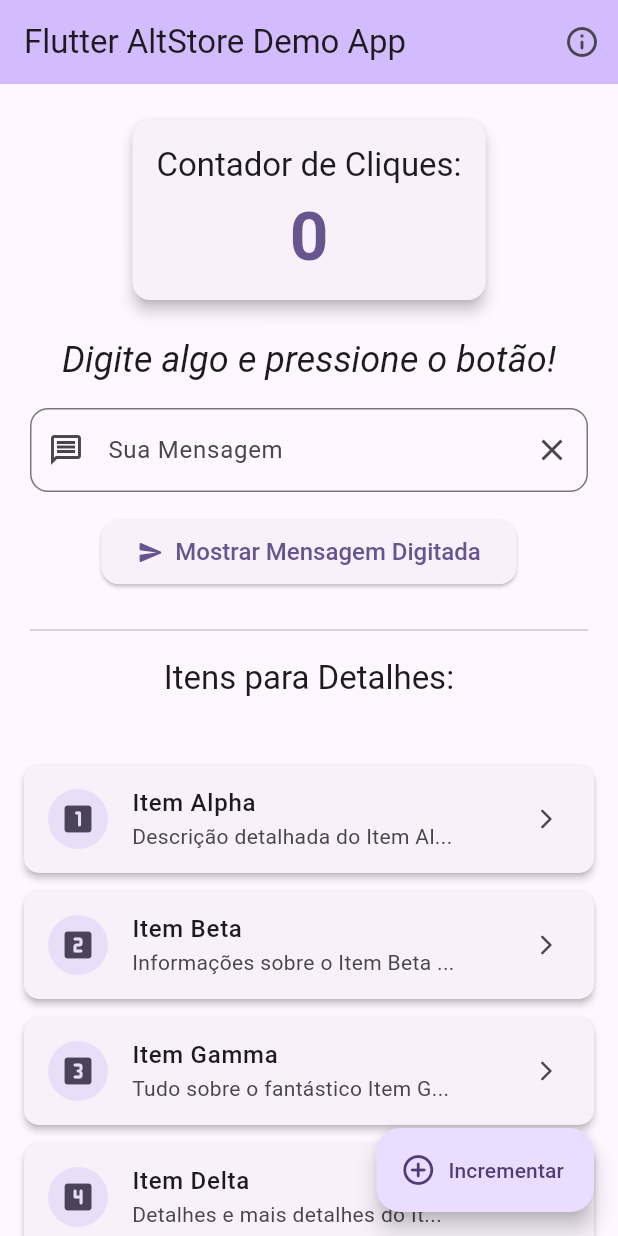
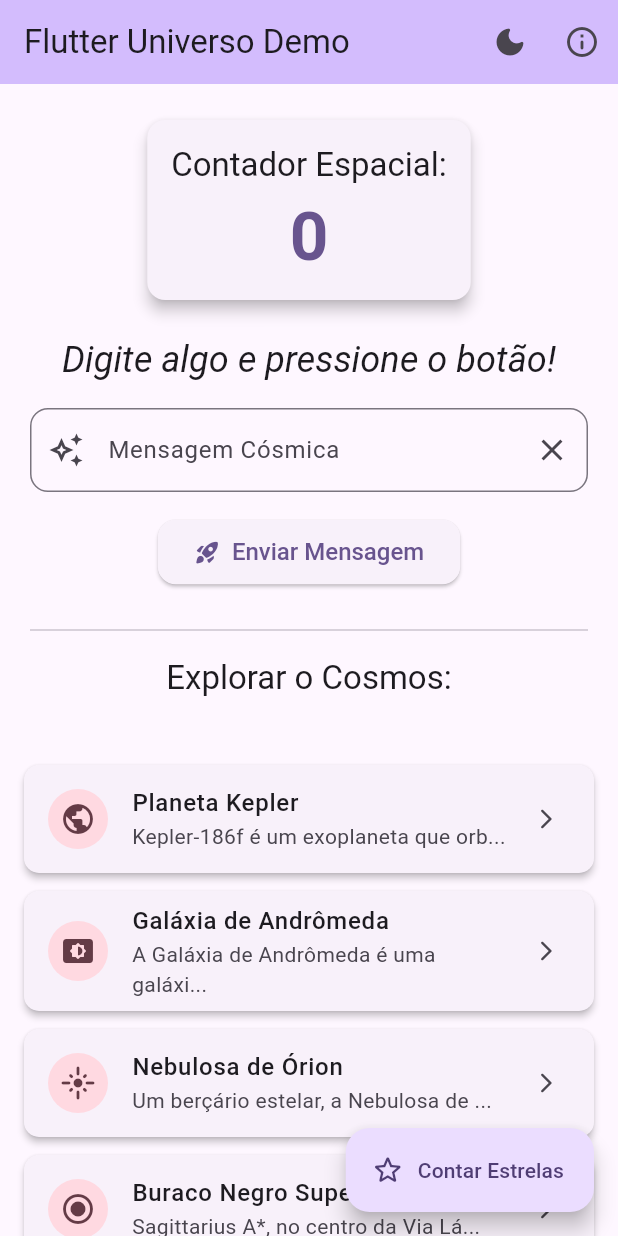
Before and after one commit to JheymersonLA/hello-ios-flutter, a Flutter app: the screen it shows after launch, on a phone screen of 412 x 824 dp. Run offline on Flutter 3.47's test engine with Material 3 defaults, Android fonts, the phone set to English and light mode, and no system bars.

Commit message:
Ataualizaçãooooo

```diff
--- a/lib/main.dart
+++ b/lib/main.dart
@@ -1,6 +1,6 @@
 import 'package:flutter/material.dart';
 
-// Modelo simples para nossos itens da lista
+// Modelo simples para nossos itens da lista (mantido)
 class ListItem {
   final String id;
   final String title;
@@ -19,26 +19,64 @@ void main() {
   runApp(const MyApp());
 }
 
-class MyApp extends StatelessWidget {
+// MyApp agora é StatefulWidget para gerenciar o tema
+class MyApp extends StatefulWidget {
   const MyApp({super.key});
+
+  @override
+  State<MyApp> createState() => _MyAppState();
+}
+
+class _MyAppState extends State<MyApp> {
+  ThemeMode _themeMode = ThemeMode.system; // Padrão para o tema do sistema
+
+  // Método para alternar o tema
+  void _toggleTheme(ThemeMode themeMode) {
+    setState(() {
+      _themeMode = themeMode;
+    });
+  }
 
   @override
   Widget build(BuildContext context) {
     return MaterialApp(
       title: 'Flutter AltStore App Demo',
-      theme: ThemeData(
-        colorScheme: ColorScheme.fromSeed(seedColor: Colors.deepPurple),
+      theme: ThemeData( // Tema Claro
+        colorScheme: ColorScheme.fromSeed(
+          seedColor: Colors.deepPurple,
+          brightness: Brightness.light,
+        ),
         useMaterial3: true,
         visualDensity: VisualDensity.adaptivePlatformDensity,
       ),
-      home: const MyHomePage(),
+      darkTheme: ThemeData( // Tema Escuro
+        colorScheme: ColorScheme.fromSeed(
+          seedColor: Colors.deepPurple,
+          brightness: Brightness.dark, // Define que este é um tema escuro
+        ),
+        useMaterial3: true,
+        visualDensity: VisualDensity.adaptivePlatformDensity,
+      ),
+      themeMode: _themeMode, // Controla qual tema está ativo
+      home: MyHomePage(
+        // Passando a função de toggle e o modo atual para MyHomePage
+        onThemeModeChanged: _toggleTheme,
+        currentThemeMode: _themeMode,
+      ),
       debugShowCheckedModeBanner: false,
     );
   }
 }
 
 class MyHomePage extends StatefulWidget {
-  const MyHomePage({super.key});
+  final Function(ThemeMode) onThemeModeChanged;
+  final ThemeMode currentThemeMode;
+
+  const MyHomePage({
+    super.key,
+    required this.onThemeModeChanged,
+    required this.currentThemeMode,
+  });
 
   @override
   State<MyHomePage> createState() => _MyHomePageState();
@@ -49,12 +87,11 @@ class _MyHomePageState extends State<MyHomePage> {
   final TextEditingController _textController = TextEditingController();
   String _displayText = 'Digite algo e pressione o botão!';
 
-  // Lista de itens de exemplo
   final List<ListItem> _items = [
-    ListItem(id: '1', title: 'Item Alpha', description: 'Descrição detalhada do Item Alpha.', icon: Icons.looks_one_rounded),
-    ListItem(id: '2', title: 'Item Beta', description: 'Informações sobre o Item Beta aqui.', icon: Icons.looks_two_rounded),
-    ListItem(id: '3', title: 'Item Gamma', description: 'Tudo sobre o fantástico Item Gamma.', icon: Icons.looks_3_rounded),
-    ListItem(id: '4', title: 'Item Delta', description: 'Detalhes e mais detalhes do Item Delta.', icon: Icons.looks_4_rounded),
+    ListItem(id: '1', title: 'Planeta Kepler', description: 'Kepler-186f é um exoplaneta que orbita a estrela anã vermelha Kepler-186, a cerca de 500 anos-luz da Terra.', icon: Icons.public_rounded),
+    ListItem(id: '2', title: 'Galáxia de Andrômeda', description: 'A Galáxia de Andrômeda é uma galáxia espiral localizada a cerca de 2,5 milhões de anos-luz de distância da Terra.', icon: Icons.settings_brightness_rounded), // Ícone diferente
+    ListItem(id: '3', title: 'Nebulosa de Órion', description: 'Um berçário estelar, a Nebulosa de Órion é uma das nebulosas difusas mais brilhantes e visíveis a olho nu no céu noturno.', icon: Icons.flare_rounded),
+    ListItem(id: '4', title: 'Buraco Negro Supermassivo', description: 'Sagittarius A*, no centro da Via Láctea, é um exemplo de buraco negro supermassivo.', icon: Icons.radio_button_checked_rounded), // Ícone diferente
   ];
 
   void _incrementCounter() {
@@ -90,11 +127,37 @@ class _MyHomePageState extends State<MyHomePage> {
 
   @override
   Widget build(BuildContext context) {
+    // Determina o ícone do botão de tema com base no modo atual
+    IconData themeIcon;
+    if (widget.currentThemeMode == ThemeMode.light) {
+      themeIcon = Icons.dark_mode_rounded;
+    } else if (widget.currentThemeMode == ThemeMode.dark) {
+      themeIcon = Icons.light_mode_rounded;
+    } else { // ThemeMode.system
+      // Para ThemeMode.system, podemos mostrar um ícone que sugere alternância ou o modo atual do sistema
+      var brightness = MediaQuery.platformBrightnessOf(context);
+      themeIcon = brightness == Brightness.dark ? Icons.light_mode_rounded : Icons.dark_mode_rounded;
+    }
+
     return Scaffold(
       appBar: AppBar(
-        title: const Text('Flutter AltStore Demo App'),
+        title: const Text('Flutter Universo Demo'), // Nome do app alterado
         backgroundColor: Theme.of(context).colorScheme.inversePrimary,
         actions: [
+          IconButton(
+            icon: Icon(themeIcon),
+            tooltip: 'Alternar Tema',
+            onPressed: () {
+              // Lógica para ciclar entre os temas: light -> dark -> system -> light ...
+              if (widget.currentThemeMode == ThemeMode.light) {
+                widget.onThemeModeChanged(ThemeMode.dark);
+              } else if (widget.currentThemeMode == ThemeMode.dark) {
+                widget.onThemeModeChanged(ThemeMode.system);
+              } else {
+                widget.onThemeModeChanged(ThemeMode.light);
+              }
+            },
+          ),
           IconButton(
             icon: const Icon(Icons.info_outline_rounded),
             tooltip: 'Sobre o App',
@@ -104,7 +167,7 @@ class _MyHomePageState extends State<MyHomePage> {
                 builder: (context) => AlertDialog(
                   title: const Text('Sobre este App'),
                   content: const Text(
-                      'Este é um aplicativo Flutter de demonstração para AltStore, com atualizações automáticas via GitHub Actions e uma fonte AltStore personalizada.\n\nFuncionalidades:\n- Contador\n- Campo de Texto\n- Lista de Itens com Navegação para Detalhes'),
+                      'App de demonstração Flutter com tema espacial, atualizações via AltStore e seletor de tema claro/escuro/sistema.'),
                   actions: [
                     TextButton(
                       child: const Text('OK'),
@@ -117,14 +180,12 @@ class _MyHomePageState extends State<MyHomePage> {
           ),
         ],
       ),
-      body: CustomScrollView( // Usando CustomScrollView para combinar diferentes tipos de rolagem
+      body: CustomScrollView(
         slivers: <Widget>[
-          SliverToBoxAdapter( // Para conteúdo não-lista
+          SliverToBoxAdapter(
             child: Padding(
               padding: const EdgeInsets.all(20.0),
               child: Column(
-                mainAxisAlignment: MainAxisAlignment.start,
-                crossAxisAlignment: CrossAxisAlignment.center,
                 children: <Widget>[
                   Card(
                     elevation: 4.0,
@@ -134,9 +195,8 @@ class _MyHomePageState extends State<MyHomePage> {
                       child: Column(
                         children: [
                           Text(
-                            'Contador de Cliques:',
+                            'Contador Espacial:',
                             style: Theme.of(context).textTheme.titleLarge,
-                            textAlign: TextAlign.center,
                           ),
                           const SizedBox(height: 8),
                           Text(
@@ -163,9 +223,9 @@ class _MyHomePageState extends State<MyHomePage> {
                       border: OutlineInputBorder(
                         borderRadius: BorderRadius.circular(12.0),
                       ),
-                      labelText: 'Sua Mensagem',
-                      hintText: 'Escreva algo aqui...',
-                      prefixIcon: const Icon(Icons.message_outlined),
+                      labelText: 'Mensagem Cósmica',
+                      hintText: 'Ex: Olá, Universo!',
+                      prefixIcon: const Icon(Icons.auto_awesome_outlined), // Ícone diferente
                       suffixIcon: IconButton(
                         icon: const Icon(Icons.clear),
                         tooltip: 'Limpar Texto',
@@ -181,8 +241,8 @@ class _MyHomePageState extends State<MyHomePage> {
                   ),
                   const SizedBox(height: 16),
                   ElevatedButton.icon(
-                    icon: const Icon(Icons.send_rounded),
-                    label: const Text('Mostrar Mensagem Digitada'),
+                    icon: const Icon(Icons.rocket_launch_rounded), // Ícone diferente
+                    label: const Text('Enviar Mensagem'),
                     onPressed: _updateDisplayText,
                      style: ElevatedButton.styleFrom(
                       padding: const EdgeInsets.symmetric(horizontal: 24, vertical: 12),
@@ -196,7 +256,7 @@ class _MyHomePageState extends State<MyHomePage> {
                   Divider(thickness: 1, color: Theme.of(context).colorScheme.outlineVariant),
                   const SizedBox(height: 10),
                   Text(
-                    "Itens para Detalhes:",
+                    "Explorar o Cosmos:",
                     style: Theme.of(context).textTheme.titleLarge,
                   ),
                   const SizedBox(height: 10),
@@ -204,7 +264,7 @@ class _MyHomePageState extends State<MyHomePage> {
               ),
             ),
           ),
-          SliverPadding( // Adicionando padding ao redor da lista
+          SliverPadding(
             padding: const EdgeInsets.symmetric(horizontal: 16.0, vertical: 8.0),
             sliver: SliverList(
               delegate: SliverChildBuilderDelegate(
@@ -215,12 +275,15 @@ class _MyHomePageState extends State<MyHomePage> {
                     margin: const EdgeInsets.symmetric(vertical: 6.0),
                     shape: RoundedRectangleBorder(borderRadius: BorderRadius.circular(10.0)),
                     child: ListTile(
-                      leading: CircleAvatar(
-                        backgroundColor: Theme.of(context).colorScheme.secondaryContainer,
-                        child: Icon(item.icon, color: Theme.of(context).colorScheme.onSecondaryContainer),
+                      leading: Hero( // Adicionado Hero aqui também para a transição
+                        tag: 'icon_list_${item.id}',
+                        child: CircleAvatar(
+                          backgroundColor: Theme.of(context).colorScheme.tertiaryContainer,
+                          child: Icon(item.icon, color: Theme.of(context).colorScheme.onTertiaryContainer),
+                        ),
                       ),
                       title: Text(item.title, style: const TextStyle(fontWeight: FontWeight.w500)),
-                      subtitle: Text(item.description.substring(0, (item.description.length > 30 ? 30 : item.description.length)) + "..."), // Pequena prévia
+                      subtitle: Text(item.description.substring(0, (item.description.length > 35 ? 35 : item.description.length)) + "..."),
                       trailing: const Icon(Icons.arrow_forward_ios_rounded, size: 16),
                       onTap: () => _navigateToDetail(context, item),
                     ),
@@ -230,15 +293,15 @@ class _MyHomePageState extends State<MyHomePage> {
               ),
             ),
           ),
-           SliverToBoxAdapter( // Espaço no final
+           SliverToBoxAdapter(
             child: Padding(
               padding: const EdgeInsets.all(20.0),
               child: Row(
                 mainAxisAlignment: MainAxisAlignment.center,
                 children: [
-                  const Icon(Icons.flutter_dash_rounded, size: 30, color: Colors.lightBlue),
+                  Icon(Icons.stars_rounded, size: 30, color: Theme.of(context).colorScheme.secondary),
                   const SizedBox(width: 8),
-                  Text("Feito com Flutter!", style: Theme.of(context).textTheme.bodyMedium)
+                  Text("Explorando com Flutter!", style: Theme.of(context).textTheme.bodyMedium)
                 ],
               ),
             ),
@@ -247,15 +310,14 @@ class _MyHomePageState extends State<MyHomePage> {
       ),
       floatingActionButton: FloatingActionButton.extended(
         onPressed: _incrementCounter,
-        tooltip: 'Incrementar Contador',
-        icon: const Icon(Icons.add_circle_outline_rounded),
-        label: const Text("Incrementar"),
+        tooltip: 'Incrementar Estrelas', // Tooltip alterado
+        icon: const Icon(Icons.star_border_rounded), // Ícone alterado
+        label: const Text("Contar Estrelas"), // Texto alterado
       ),
     );
   }
 }
 
-// Nova tela para exibir detalhes do item
 class DetailPage extends StatelessWidget {
   final ListItem item;
 
@@ -271,43 +333,48 @@ class DetailPage extends StatelessWidget {
       body: Padding(
         padding: const EdgeInsets.all(20.0),
         child: Center(
+          child: SingleChildScrollView( // Permite rolagem se a descrição for muito longa
             child: Column(
               mainAxisAlignment: MainAxisAlignment.start,
               crossAxisAlignment: CrossAxisAlignment.center,
               children: <Widget>[
-              Hero( // Animação de transição para o ícone
-                tag: 'icon_${item.id}', // Tag única para o Hero
+                Hero(
+                  tag: 'icon_list_${item.id}', // Tag deve ser a mesma da lista
                   child: CircleAvatar(
-                  radius: 50,
-                  backgroundColor: Theme.of(context).colorScheme.secondaryContainer,
+                    radius: 60, // Ícone maior na página de detalhes
+                    backgroundColor: Theme.of(context).colorScheme.tertiaryContainer,
                     child: Icon(
                       item.icon,
-                    size: 60,
-                    color: Theme.of(context).colorScheme.onSecondaryContainer,
+                      size: 70,
+                      color: Theme.of(context).colorScheme.onTertiaryContainer,
                     ),
                   ),
                 ),
                 const SizedBox(height: 24),
                 Text(
                   item.title,
-                style: Theme.of(context).textTheme.headlineMedium?.copyWith(fontWeight: FontWeight.bold),
+                  style: Theme.of(context).textTheme.displaySmall?.copyWith(fontWeight: FontWeight.bold),
                   textAlign: TextAlign.center,
                 ),
                 const SizedBox(height: 12),
                 Text(
                   item.description,
-                style: Theme.of(context).textTheme.bodyLarge,
+                  style: Theme.of(context).textTheme.bodyLarge?.copyWith(height: 1.5), // Melhor espaçamento de linha
                   textAlign: TextAlign.justify,
                 ),
-              const SizedBox(height: 24),
+                const SizedBox(height: 30),
                 ElevatedButton.icon(
                   icon: const Icon(Icons.arrow_back_ios_new_rounded),
-                label: const Text('Voltar para a Lista'),
+                  label: const Text('Voltar à Exploração'),
                   onPressed: () {
                     Navigator.pop(context);
                   },
+                  style: ElevatedButton.styleFrom(
+                    padding: const EdgeInsets.symmetric(horizontal: 24, vertical: 12),
+                  ),
                 ),
               ],
+            ),
           ),
         ),
       ),
```
Lines whose indentation alone changed are shown as unchanged.
